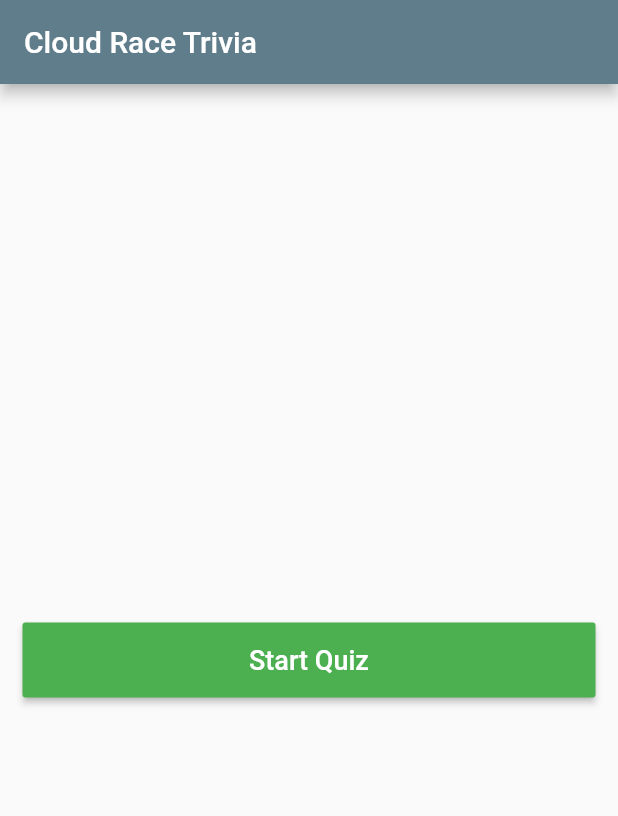
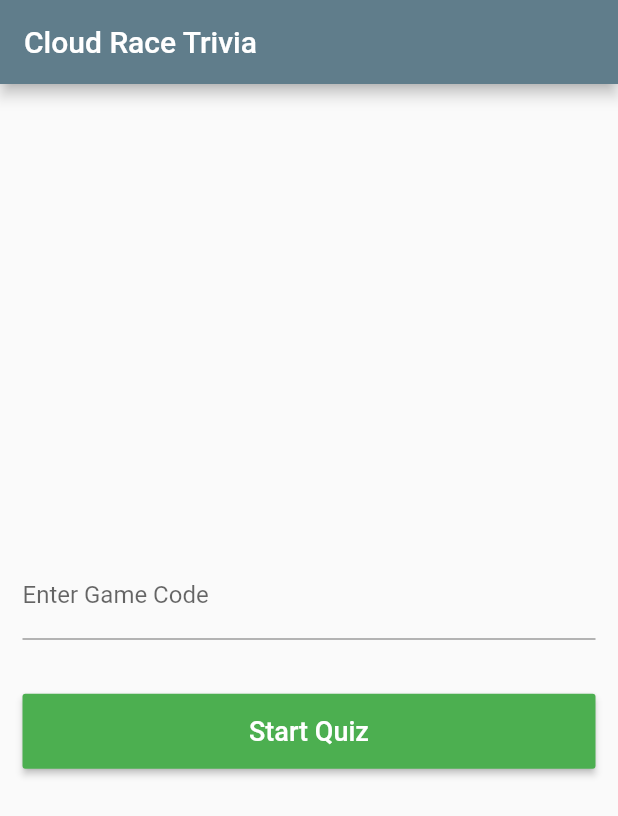
Before and after one commit to lauramorenoo/Trivia-App, a Flutter app: the screen it shows after launch, on a phone screen of 412 x 824 dp. Shown: the top 816 px of the screen. Run offline on Flutter 3.47's test engine with Material 2 defaults, Android fonts, the phone set to English and light mode, and no system bars; missing offline and left inert: game_socket; network calls fail.

Commit message:
added websocket

```diff
--- a/lib/main.dart
+++ b/lib/main.dart
@@ -1,14 +1,21 @@
 import 'package:flutter/material.dart';
+import 'package:web_socket_channel/io.dart';
+import 'package:web_socket_channel/web_socket_channel.dart';
 import './quiz.dart';
-import 'package:game_socket/game_socket.dart';
+//import 'package:web_socket_channel/io.dart';
 
 void main() {
   runApp(MaterialApp(
-    home: TriviaQuiz(),
+    home: TriviaQuiz(
+      channel: WebSocketChannel.connect(Uri.parse('ws://localhost:8080/ws')),
+    ),
   ));
 }
 
 class TriviaQuiz extends StatefulWidget {
+  final WebSocketChannel channel;
+  TriviaQuiz({required this.channel});
+
   @override
   State<StatefulWidget> createState() {
     return TriviaQuizState();
@@ -16,6 +23,8 @@ class TriviaQuiz extends StatefulWidget {
 }
 
 class TriviaQuizState extends State<TriviaQuiz> {
+  TextEditingController editingController = TextEditingController();
+  var quizID = 1234;
   @override
   Widget build(BuildContext context) {
     return Scaffold(
@@ -29,14 +38,35 @@ class TriviaQuizState extends State<TriviaQuiz> {
           crossAxisAlignment: CrossAxisAlignment.stretch,
           mainAxisAlignment: MainAxisAlignment.center,
           children: <Widget>[
+            TextFormField(
+              controller: editingController,
+              decoration: InputDecoration(labelText: "Enter Game Code"),
+              validator: (value) {
+                if (value!.isEmpty) {
+                  return 'Enter valid Game Code';
+                }
+                quizID = value as int;
+                return null;
+              },
+            ),
+            StreamBuilder(
+              stream: widget.channel.stream,
+              builder: (context, snapshot) {
+                return Padding(
+                  padding: const EdgeInsets.all(10.0),
+                  child: Text(snapshot.hasData ? '${snapshot.data}' : ''),
+                );
+              },
+            ),
             MaterialButton(
-                height: 50.0,
-                color: Colors.green,
-                onPressed: startQuiz,
-                child: Text(
-                  "Start Quiz",
-                  style: new TextStyle(fontSize: 18.0, color: Colors.white),
-                ))
+              height: 50.0,
+              color: Colors.green,
+              onPressed: startQuiz,
+              child: Text(
+                "Start Quiz",
+                style: TextStyle(fontSize: 18.0, color: Colors.white),
+              ),
+            ),
           ],
         ),
       ),
@@ -44,8 +74,17 @@ class TriviaQuizState extends State<TriviaQuiz> {
   }
 
   void startQuiz() {
+    if (editingController.text.isNotEmpty) {
+      widget.channel.sink.add(editingController.text);
+    }
     setState(() {
       Navigator.push(context, MaterialPageRoute(builder: (context) => Quiz()));
     });
   }
+
+  @override
+  void dispose() {
+    widget.channel.sink.close();
+    super.dispose();
+  }
 }
--- a/lib/quiz.dart
+++ b/lib/quiz.dart
@@ -39,6 +39,7 @@ class TriviaQuiz {
 var finalScore = 0;
 var questionNumber = 0;
 var quiz = TriviaQuiz();
+var quizID = 1234;
 
 class Quiz extends StatefulWidget {
   @override
@@ -58,9 +59,7 @@ class QuizState extends State<Quiz> {
           alignment: Alignment.topCenter,
           child: Column(
             children: <Widget>[
-
               new Padding(padding: EdgeInsets.all(20.0)),
-
               new Container(
                 alignment: Alignment.centerRight,
                 child: Row(
@@ -77,9 +76,7 @@ class QuizState extends State<Quiz> {
                   ],
                 ),
               ),
-
               new Padding(padding: EdgeInsets.all(10.0)),
-
               new Text(
                 quiz.questions[questionNumber],
                 style: TextStyle(
@@ -87,7 +84,6 @@ class QuizState extends State<Quiz> {
                 ),
               ),
               new Padding(padding: EdgeInsets.all(10.0)),
-
               new Row(
                 mainAxisAlignment: MainAxisAlignment.spaceEvenly,
                 children: <Widget>[
@@ -174,9 +170,7 @@ class QuizState extends State<Quiz> {
                   )
                 ],
               ),
-
               Padding(padding: EdgeInsets.all(10.0)),
-
               Container(
                 alignment: Alignment.bottomCenter,
                 child: MaterialButton(
@@ -237,7 +231,6 @@ class Summary extends StatelessWidget {
               style: TextStyle(fontSize: 22.0),
             ),
             new Padding(padding: EdgeInsets.all(10.0)),
-
             new MaterialButton(
               color: Colors.red,
               onPressed: () {
@@ -246,9 +239,8 @@ class Summary extends StatelessWidget {
                 Navigator.pop(context);
               },
               child: Text("Start Over",
-              style: TextStyle(
-                fontSize: 20.0, color: Colors.white
-              )),)
+                  style: TextStyle(fontSize: 20.0, color: Colors.white)),
+            )
           ],
         )),
       ),
--- a/pubspec.yaml
+++ b/pubspec.yaml
@@ -34,8 +34,9 @@ dependencies:
   # The following adds the Cupertino Icons font to your application.
   # Use with the CupertinoIcons class for iOS style icons.
   cupertino_icons: ^1.0.2
-  web_socket_channel:
   game_socket: ^0.0.3
+  socket_io_client: ^1.0.2
+  web_socket_channel: ^2.1.0
 
 dev_dependencies:
   flutter_test:
```
Also changed, not shown: lib/client.dart (added, +29 -0 lines), lib/server.dart (added, +74 -0 lines), package-lock.json (added). Lines whose indentation alone changed are shown as unchanged.
